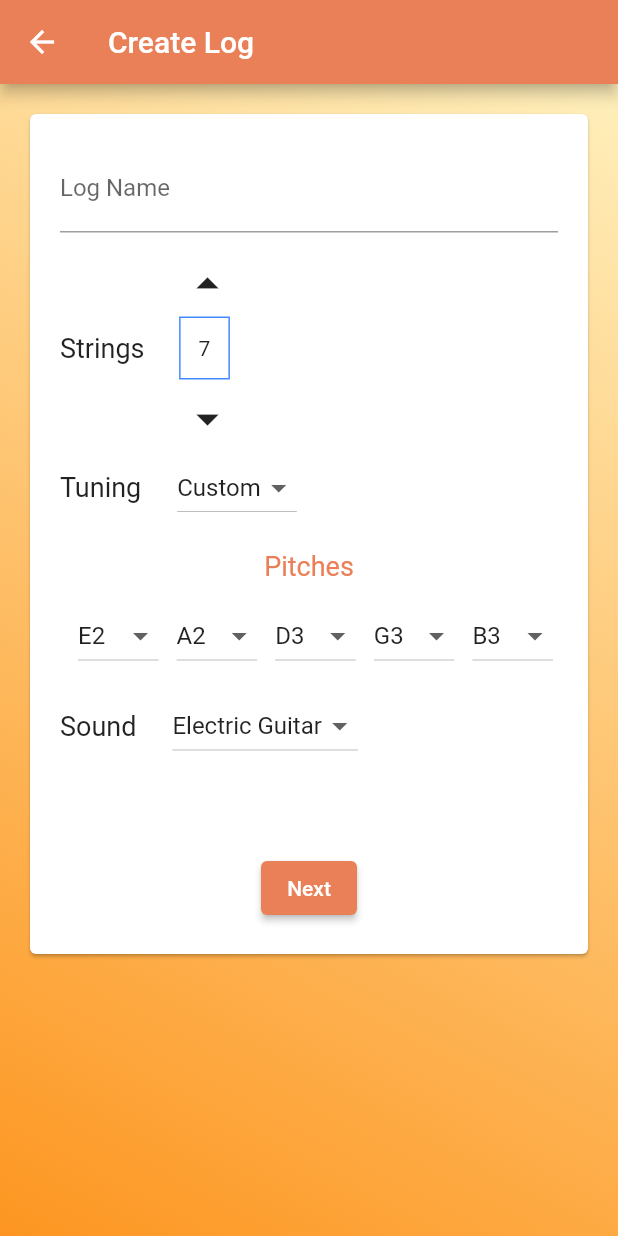
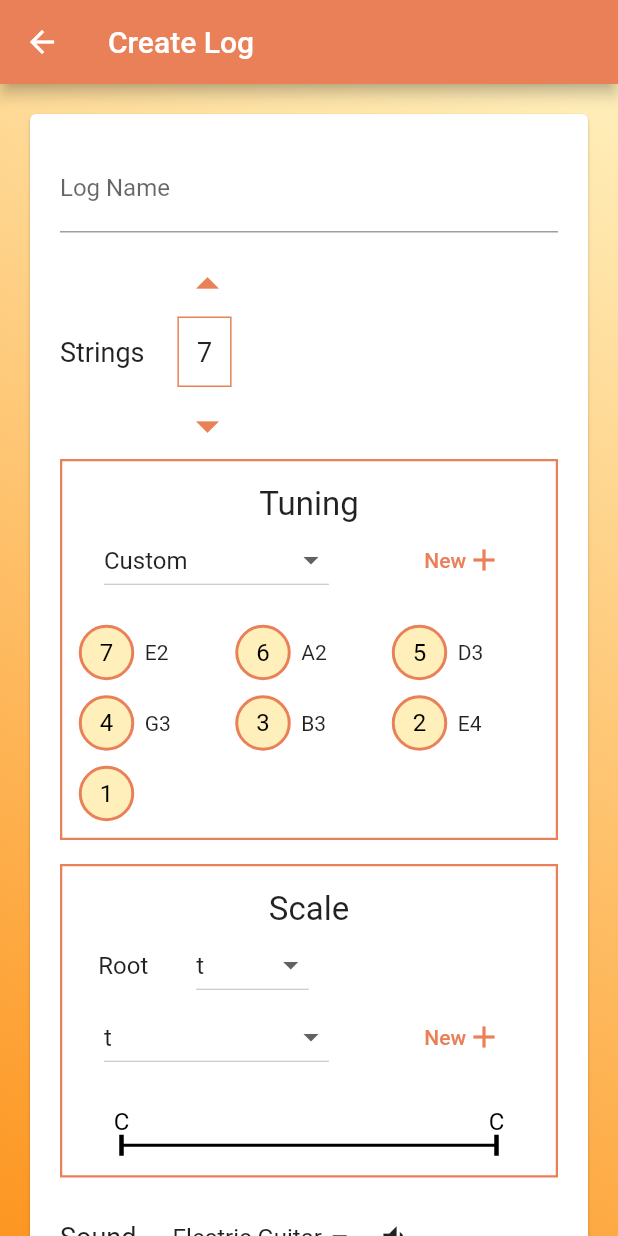
Before and after one commit to aryanakr/chords_catalog, a Flutter app: the CreateLogScreen screen opened by its route, after a tap on the "arrow drop up" icon, on a phone screen of 412 x 824 dp. Run offline on Flutter 3.47's test engine with Material 2 defaults, Android fonts, the phone set to English and light mode, and no system bars; our stand-ins replace csv; missing offline and left inert: dart:ffi.

Commit message:
create log ui rework

```diff
--- a/lib/components/number_picker.dart
+++ b/lib/components/number_picker.dart
@@ -1,3 +1,4 @@
+import 'package:chords_catalog/theme/chord_log_colors.dart';
 import 'package:flutter/material.dart';
 
 class NumberPicker extends StatefulWidget {
@@ -44,6 +45,7 @@ class _NumberPickerState extends State<NumberPicker> {
               onPressed: increaseValue,
               icon: const Icon(
                 Icons.arrow_drop_up,
+                color: ChordLogColors.primary,
                 size: 36,
               )),
           Container(
@@ -51,15 +53,17 @@ class _NumberPickerState extends State<NumberPicker> {
             padding: const EdgeInsets.all(12),
             child: Text(
               widget.value.toString(),
+              style: TextStyle(fontSize: 18),
             ),
-            decoration:
-                BoxDecoration(border: Border.all(color: Colors.blueAccent)),
+            decoration: BoxDecoration(
+                border: Border.all(color: ChordLogColors.primary)),
           ),
           IconButton(
             onPressed: decreaseValue,
             icon: const Icon(
-          Icons.arrow_drop_down,
-          size: 36,
+              Icons.arrow_drop_down,
+              color: ChordLogColors.primary,
+              size: 36,
             ),
           ),
         ],
--- /dev/null
+++ b/lib/components/painters/string_number_painter.dart
@@ -0,0 +1,51 @@
+import 'package:chords_catalog/theme/chord_log_colors.dart';
+import 'package:flutter/material.dart';
+
+class StringNumberPainter extends CustomPainter {
+  final int number;
+
+  StringNumberPainter({required this.number});
+
+
+  @override
+  void paint(Canvas canvas, Size size) {
+    final innerPaint = Paint()
+      ..color = ChordLogColors.secondary
+      ..style = PaintingStyle.fill;
+
+    final outerPaint = Paint()
+    ..color = ChordLogColors.primary
+    ..style = PaintingStyle.stroke
+    ..strokeWidth = 2;
+
+    // draw circles
+    canvas.drawCircle(Offset(size.width/2, size.height/2), size.width/2, innerPaint);
+    canvas.drawCircle(Offset(size.width/2, size.height/2), size.width/2, outerPaint);
+
+    // draw number
+    const textStyle = TextStyle(
+      color: Colors.black,
+      fontSize: 16,
+    );
+    final textSpan = TextSpan(
+      text: number.toString(),
+      style: textStyle,
+    );
+    final textPainter = TextPainter(
+      text: textSpan,
+      textDirection: TextDirection.ltr,
+    );
+    textPainter.layout(
+      minWidth: 0,
+      maxWidth: 100.0,
+    );
+
+    final offset = Offset(
+        size.width/2 - textPainter.width / 2, size.height/2 - textPainter.height / 2);
+    textPainter.paint(canvas, offset);
+  }
+
+  @override
+  bool shouldRepaint(covariant CustomPainter oldDelegate) {
+    return false;
+  }}
--- a/lib/components/tuning_picker.dart
+++ /dev/null
@@ -1,116 +0,0 @@
-import 'package:chords_catalog/models/instrument.dart';
-import 'package:chords_catalog/models/note.dart';
-import 'package:chords_catalog/theme/chord_log_colors.dart';
-import 'package:flutter/material.dart';
-
-class TuningPicker extends StatefulWidget {
-  final int numStrings;
-  final String tuningName;
-  List<String> currentTuningPitches;
-  final void Function(String, List<String>) update;
-
-  TuningPicker(
-      {Key? key,
-      required this.numStrings,
-      required this.tuningName,
-      required this.currentTuningPitches,
-      required this.update})
-      : super(key: key);
-
-  @override
-  State<TuningPicker> createState() => _TuningPickerState();
-}
-
-class _TuningPickerState extends State<TuningPicker> {
-  void _setTuning(String name, List<String> tune) {
-    setState(() {
-      widget.currentTuningPitches = tune;
-      widget.update(name, tune);
-    });
-  }
-
-  void _setTuningPitch(int index, String? pitchLabel) {
-    setState(() {
-      widget.currentTuningPitches[index] = pitchLabel ?? '';
-      widget.update(Tuning.customTuningName, widget.currentTuningPitches);
-    });
-  }
-
-  @override
-  Widget build(BuildContext context) {
-    List<Tuning> tuningsList =
-        Tuning.retrieveKnownTuningForStrings(widget.numStrings);
-
-    return Column(
-      children: [
-        Row(
-          children: [
-            const Text('Tuning', style: TextStyle(fontSize: 18)),
-            const SizedBox(
-              width: 24,
-            ),
-            DropdownButton(
-                items: [
-                  for (Tuning t in tuningsList)
-                    DropdownMenuItem(
-                      child: Text(t.name),
-                      value: t.name,
-                    ),
-                ],
-                value: widget.tuningName,
-                onChanged: (String? selTuning) {
-                  if (selTuning != null) {
-                    final tuning = tuningsList
-                        .firstWhere((element) => element.name == selTuning);
-                    if (!tuning.isCustomTuning) {
-                      final labels =
-                          tuning.openNotes.map((e) => e.label).toList();
-                      _setTuning(tuning.name, labels);
-                    }
-                  }
-                })
-          ],
-        ),
-        const SizedBox(
-          height: 18,
-        ),
-        const Text('Pitches', style: TextStyle(fontSize: 18, color: ChordLogColors.primary)),
-        SingleChildScrollView(
-          scrollDirection: Axis.horizontal,
-          padding: const EdgeInsets.all(12),
-          child: Row(
-            children: [
-              for (int pitchIndex = 0;
-                  pitchIndex < widget.numStrings;
-                  pitchIndex++)
-                Row(
-                  children: [
-                    DropdownButton(
-                        items: [
-                          const DropdownMenuItem(
-                            child: Text(''),
-                            value: '',
-                          ),
-                          for (String label
-                              in MidiNote.allNoteLabels().skip(24))
-                            DropdownMenuItem(
-                              child: Text(label),
-                              value: label,
-                            ),
-                        ],
-                        value: widget.currentTuningPitches[pitchIndex],
-                        onChanged: (String? selPitchLabel) {
-                          _setTuningPitch(pitchIndex, selPitchLabel);
-                        }),
-                    const SizedBox(
-                      width: 12,
-                    )
-                  ],
-                )
-            ],
-          ),
-        )
-      ],
-    );
-  }
-}
--- a/lib/screens/create_log_screen.dart
+++ b/lib/screens/create_log_screen.dart
@@ -32,13 +32,13 @@ class CreateLogScreen extends StatelessWidget {
         child: SingleChildScrollView(
           scrollDirection: Axis.vertical,
           child: Container(
-            height: 600,
+            height: 900,
             width: MediaQuery.of(context).size.width,
             child: Center(
               child: Container(
                 margin: const EdgeInsets.all(16),
                 child: Card(
-                  child: InstrumentConfigurationWidget(submit: _onLogConfigSubmited),
+                  child: LogConfigurationWidget(submit: _onLogConfigSubmited),
                 ),
               ),
             ),
--- a/lib/widgets/instrument_configuration_widget.dart
+++ b/lib/widgets/instrument_configuration_widget.dart
@@ -1,22 +1,24 @@
 import 'dart:ffi';
 
 import 'package:chords_catalog/components/number_picker.dart';
-import 'package:chords_catalog/components/tuning_picker.dart';
 import 'package:chords_catalog/models/instrument.dart';
 import 'package:chords_catalog/models/note.dart';
 import 'package:chords_catalog/screens/scale_configuration_screen.dart';
+import 'package:chords_catalog/widgets/scale_configuration_widget.dart';
+import 'package:chords_catalog/widgets/scale_interval_creator_widget.dart';
+import 'package:chords_catalog/widgets/tuning_configuration_widget.dart';
 import 'package:flutter/material.dart';
 
-class InstrumentConfigurationWidget extends StatefulWidget {
+class LogConfigurationWidget extends StatefulWidget {
   final void Function(String, Tuning, InstrumentSound) submit;
 
-  InstrumentConfigurationWidget({required this.submit});
+  LogConfigurationWidget({required this.submit});
 
   @override
-  State<InstrumentConfigurationWidget> createState() => _InstrumentConfigurationWidgetState();
+  State<LogConfigurationWidget> createState() => _LogConfigurationWidgetState();
 }
 
-class _InstrumentConfigurationWidgetState extends State<InstrumentConfigurationWidget> {
+class _LogConfigurationWidgetState extends State<LogConfigurationWidget> {
 
   // Form Values
 
@@ -25,6 +27,10 @@ class _InstrumentConfigurationWidgetState extends State<InstrumentConfigurationW
   int stringsNumber = 6;
   List<String> tuning = Tuning.standardTuning().openNotes.map((e) => e.label).toList();
   String tuningName = Tuning.standardTuning().name;
+
+  // Scale
+  String scaleRoot = 'C';
+  List<String> scaleNotes = ['C'];
 
   InstrumentSound instrumentSound = InstrumentSound.DefaultSounds[0];
 
@@ -84,7 +90,10 @@ class _InstrumentConfigurationWidgetState extends State<InstrumentConfigurationW
             const Text('Strings', style: TextStyle(fontSize: 18),),
             NumberPicker(value: stringsNumber, update: _setStringNumber, min: 1)
           ],),
-          TuningPicker(numStrings: stringsNumber, update: _setTuning, currentTuningPitches: tuning, tuningName: tuningName),
+          TuningConfigurationWidget(numStrings: stringsNumber, update: _setTuning, currentTuningPitches: tuning, tuningName: tuningName),
+          SizedBox(height: 16,),
+          ScaleConfigurationWidget(root: scaleRoot, notes: scaleNotes),
+          SizedBox(height: 16,),
           Row(children: [
             const Text('Sound', style: TextStyle(fontSize: 18)),
             const SizedBox(width: 24,),
@@ -100,7 +109,8 @@ class _InstrumentConfigurationWidgetState extends State<InstrumentConfigurationW
                   if (selectedSound != null) {
                     _setSound(selectedSound);
                   }
-                })
+                }),
+            IconButton(onPressed: (){}, icon: Icon(Icons.volume_down))
           ],),
           Expanded(child: Container(),),
           ElevatedButton(onPressed: () {
--- /dev/null
+++ b/lib/widgets/scale_configuration_widget.dart
@@ -0,0 +1,83 @@
+import 'package:chords_catalog/components/painters/scale_interval_strip_painter.dart';
+import 'package:flutter/material.dart';
+
+import '../theme/chord_log_colors.dart';
+
+class ScaleConfigurationWidget extends StatefulWidget {
+
+  final String root;
+  final List<String> notes;
+
+  const ScaleConfigurationWidget({Key? key, required this.root, required this.notes}) : super(key: key);
+
+  @override
+  State<ScaleConfigurationWidget> createState() => _ScaleConfigurationWidgetState();
+}
+
+class _ScaleConfigurationWidgetState extends State<ScaleConfigurationWidget> {
+  @override
+  Widget build(BuildContext context) {
+    return Container(
+      decoration: BoxDecoration(
+          border: Border.all(width: 1.5, color: ChordLogColors.primary)),
+      child: Column(
+        children: [
+          const SizedBox(height: 16,),
+          const Text('Scale', style: TextStyle(fontSize: 22)),
+          Row(
+            children: [
+              SizedBox(width: 24,),
+              Text("Root", style: TextStyle(fontSize: 16),),
+              SizedBox(width: 32,),
+              SizedBox(
+                    width: 75,
+                    child: DropdownButton(
+                      alignment: Alignment.centerRight,
+                      items: [
+                        DropdownMenuItem(
+                          child: Text('t'),
+                          value: 't',
+                        ),
+                      ],
+                      value: 't',
+                      onChanged: (String? t) {},
+                      isExpanded: true,
+                    ),
+                  ),
+            ],
+          ),
+          Row(
+            mainAxisAlignment: MainAxisAlignment.spaceAround,
+            children: [
+              SizedBox(
+                width: 150,
+                child: DropdownButton(
+                  alignment: Alignment.centerRight,
+                  items: [
+                    DropdownMenuItem(
+                      child: Text('t'),
+                      value: 't',
+                    ),
+                  ],
+                  value: 't',
+                  onChanged: (String? t) {},
+                  isExpanded: true,
+                ),
+              ),
+              TextButton(
+                  onPressed: () {},
+                  child: Row(
+                    children: [Text("New"), Icon(Icons.add)],
+                  ))
+            ],
+          ),
+          SizedBox(height: 8,),
+          CustomPaint(size: Size(250, 60), painter: ScaleIntervalStripPainter(root: widget.root, notes: widget.notes)),
+
+
+        ],
+      ),
+
+    );
+  }
+}
--- /dev/null
+++ b/lib/widgets/tuning_configuration_widget.dart
@@ -0,0 +1,120 @@
+import 'package:flutter/material.dart';
+import 'package:flutter_staggered_grid_view/flutter_staggered_grid_view.dart';
+
+import '../components/painters/string_number_painter.dart';
+import '../models/instrument.dart';
+import '../theme/chord_log_colors.dart';
+
+class TuningConfigurationWidget extends StatefulWidget {
+
+  final int numStrings;
+  final String tuningName;
+  List<String> currentTuningPitches;
+  final void Function(String, List<String>) update;
+
+  TuningConfigurationWidget(
+      {Key? key,
+      required this.numStrings,
+      required this.tuningName,
+      required this.currentTuningPitches,
+      required this.update})
+      : super(key: key);
+
+  @override
+  State<TuningConfigurationWidget> createState() => _TuningConfigurationWidgetState();
+}
+
+class _TuningConfigurationWidgetState extends State<TuningConfigurationWidget> {
+  void _setTuning(String name, List<String> tune) {
+    setState(() {
+      widget.currentTuningPitches = tune;
+      widget.update(name, tune);
+    });
+  }
+
+  void _setTuningPitch(int index, String? pitchLabel) {
+    setState(() {
+      widget.currentTuningPitches[index] = pitchLabel ?? '';
+      widget.update(Tuning.customTuningName, widget.currentTuningPitches);
+    });
+  }
+
+  @override
+  Widget build(BuildContext context) {
+    List<Tuning> tuningsList =
+        Tuning.retrieveKnownTuningForStrings(widget.numStrings);
+
+    return Container(
+      decoration: BoxDecoration(
+          border: Border.all(width: 1.5, color: ChordLogColors.primary)),
+      child: Column(
+        children: [
+          const SizedBox(
+            height: 16,
+          ),
+          const Text('Tuning', style: TextStyle(fontSize: 22)),
+          Row(
+            mainAxisAlignment: MainAxisAlignment.spaceAround,
+            children: [
+              SizedBox(
+                width: 150,
+                child: DropdownButton(
+                  alignment: Alignment.centerRight,
+                  items: [
+                    for (Tuning t in tuningsList)
+                      DropdownMenuItem(
+                        child: Text(t.name),
+                        value: t.name,
+                      ),
+                  ],
+                  value: widget.tuningName,
+                  onChanged: (String? selTuning) {
+                    if (selTuning != null) {
+                      final tuning = tuningsList
+                          .firstWhere((element) => element.name == selTuning);
+                      if (!tuning.isCustomTuning) {
+                        final labels =
+                            tuning.openNotes.map((e) => e.label).toList();
+                        _setTuning(tuning.name, labels);
+                      }
+                    }
+                  },
+                  isExpanded: true,
+                ),
+              ),
+              TextButton(
+                  onPressed: () {},
+                  child: Row(
+                    children: [Text("New"), Icon(Icons.add)],
+                  ))
+            ],
+          ),
+          const SizedBox(
+            height: 8,
+          ),
+          Container(
+            margin: EdgeInsets.all(12),
+            child: StaggeredGrid.count(
+              crossAxisCount: 3,
+              crossAxisSpacing: 8,
+              mainAxisSpacing: 12,
+              children: [
+                for (int i = 0; i < widget.numStrings; i++)
+                  Row(
+                    children: [
+                      CustomPaint(
+                        size: Size(35, 35),
+                        painter: StringNumberPainter(number: widget.numStrings - i),
+                      ),
+                      SizedBox(width: 8),
+                      Text(widget.currentTuningPitches[i])
+                    ],
+                  )
+              ],
+            ),
+          )
+        ],
+      ),
+    );
+  }
+}
--- a/pubspec.yaml
+++ b/pubspec.yaml
@@ -71,6 +71,8 @@ flutter:
    - assets/Piano.sf2
    - assets/Electric-Guitars.sf2
    - assets/chords.csv
+   - assets/tunings.json
+   - assets/scales.csv
 
   # An image asset can refer to one or more resolution-specific "variants", see
   # https://flutter.dev/assets-and-images/#resolution-aware.
```
Also changed, not shown: assets/scales.csv (added, +10 -0 lines), assets/tunings.json (added, +32 -0 lines), assets/tunnings.json (deleted, +0 -75 lines), lib/widgets/scale_selection_widget.dart (deleted).
